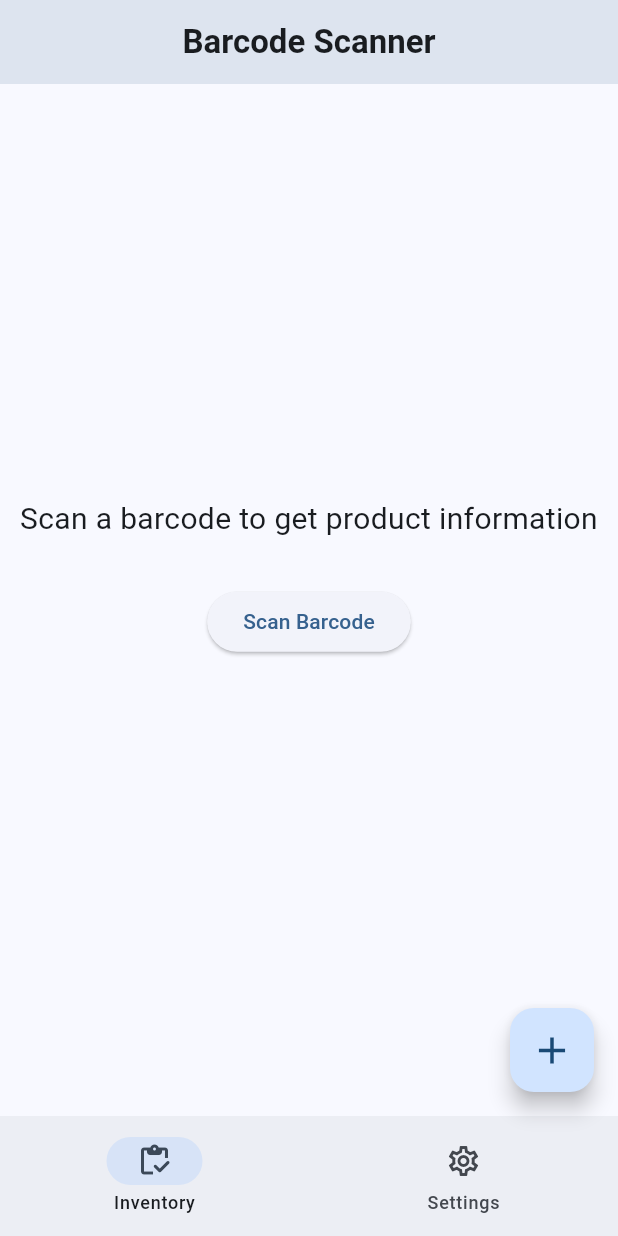
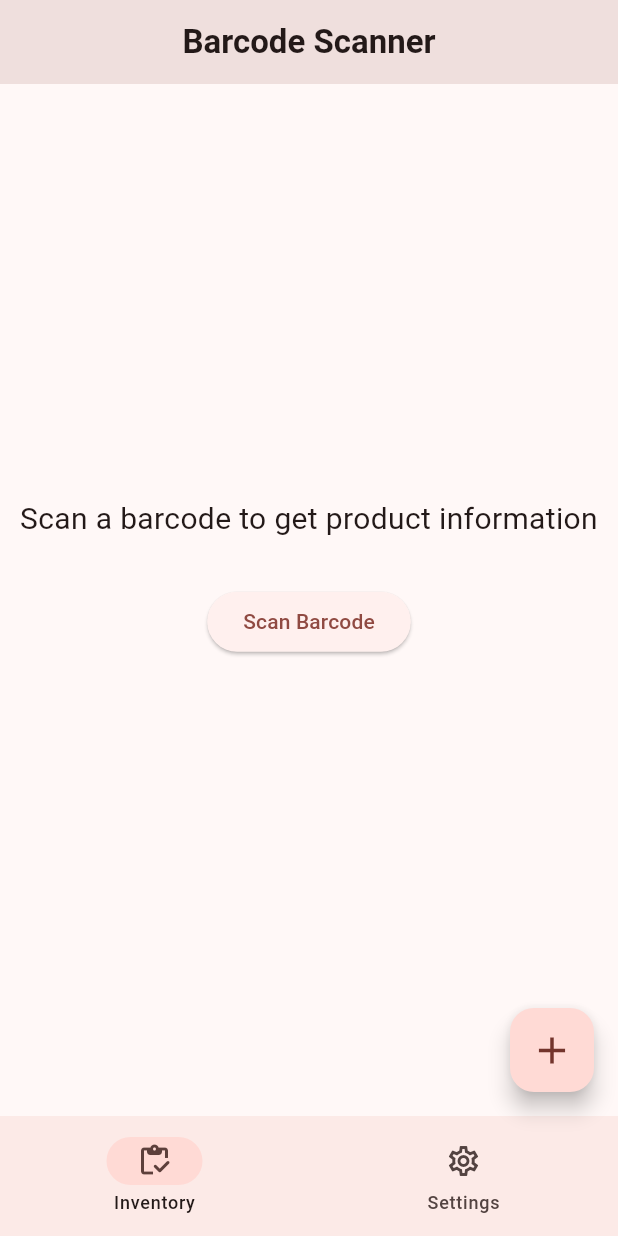
Before and after one commit to bastianfbr/inventory, a Flutter app: the screen it shows after launch, on a phone screen of 412 x 824 dp. Run offline on Flutter 3.47's test engine with Material 2 defaults, Android fonts, the light colour scheme and no system bars; missing offline and left inert: flutter_barcode_scanner.

Commit message:
💄 Update Theme with Red

```diff
--- a/lib/main.dart
+++ b/lib/main.dart
@@ -15,7 +15,7 @@ class MyApp extends StatelessWidget {
       title: 'Barcode Scanner',
       theme: ThemeData(
         useMaterial3: true,
-        colorSchemeSeed: Colors.blue,
+        colorSchemeSeed: Colors.red,
       ),
       home: const AppMenu(),
     );
```
